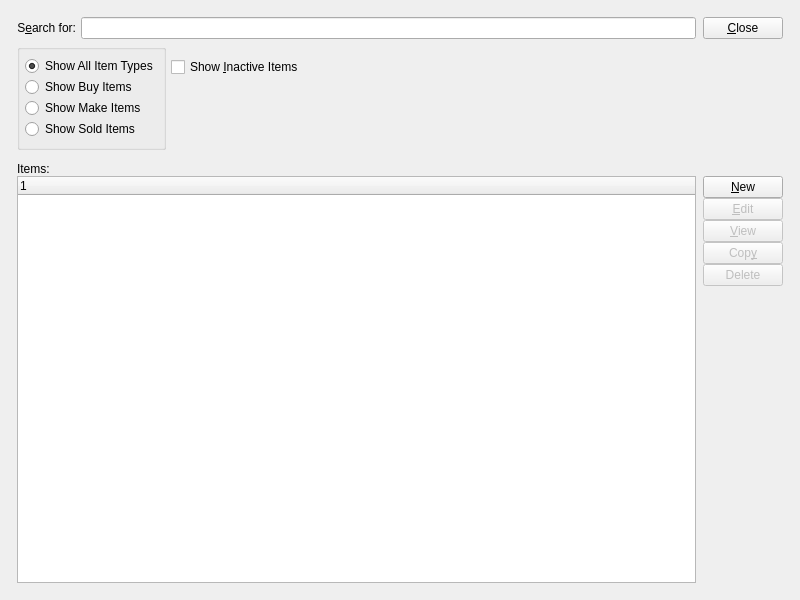
First picture: the form in xtuple/trunk/guiclient/items.ui, repository WooodHead/xtuple, before the edit.
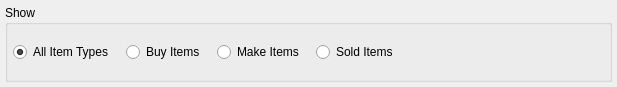
Second picture: the form after the edit. Custom widgets are drawn as their Qt base class.

Commit message: Convert items, projects and addresses to metasql.  Remove searchforitem class that is now redundant.

What changed in the file:
```diff
--- a/xtuple/trunk/guiclient/items.ui
+++ b/xtuple/trunk/guiclient/items.ui
@@ -13,8 +13,8 @@
    <rect>
     <x>0</x>
     <y>0</y>
-    <width>800</width>
-    <height>600</height>
+    <width>617</width>
+    <height>87</height>
    </rect>
   </property>
   <property name="windowTitle">
@@ -22,67 +22,20 @@
   </property>
   <layout class="QGridLayout" name="gridLayout_2">
    <item row="0" column="0">
-    <layout class="QGridLayout" name="gridLayout">
-     <property name="margin">
-      <number>12</number>
-     </property>
-     <property name="spacing">
-      <number>12</number>
-     </property>
-     <item row="0" column="0">
-      <layout class="QHBoxLayout">
-       <property name="spacing">
-        <number>7</number>
-       </property>
-       <item>
-        <layout class="QVBoxLayout">
-         <property name="spacing">
-          <number>5</number>
-         </property>
-         <item>
-          <layout class="QHBoxLayout">
-           <property name="spacing">
-            <number>5</number>
-           </property>
-           <item>
-            <widget class="QLabel" name="_searchForLit">
-             <property name="text">
-              <string>S&amp;earch for:</string>
-             </property>
-             <property name="alignment">
-              <set>Qt::AlignRight|Qt::AlignTrailing|Qt::AlignVCenter</set>
-             </property>
-             <property name="buddy">
-              <cstring>_searchFor</cstring>
-             </property>
-            </widget>
-           </item>
-           <item>
-            <widget class="XLineEdit" name="_searchFor"/>
-           </item>
-          </layout>
-         </item>
-         <item>
-          <layout class="QHBoxLayout">
-           <property name="spacing">
-            <number>5</number>
-           </property>
-           <item>
             <widget class="QGroupBox" name="_statusGroup">
              <property name="title">
-              <string/>
-             </property>
-             <layout class="QVBoxLayout">
+      <string>Show</string>
+     </property>
+     <layout class="QGridLayout" name="gridLayout">
+      <item row="0" column="1">
+       <layout class="QHBoxLayout" name="horizontalLayout">
               <property name="spacing">
-               <number>0</number>
-              </property>
-              <property name="margin">
-               <number>5</number>
+         <number>12</number>
               </property>
               <item>
                <widget class="QRadioButton" name="_showAll">
                 <property name="text">
-                 <string>Show All Item Types</string>
+           <string>All Item Types</string>
                 </property>
                 <property name="checked">
                  <bool>true</bool>
@@ -92,68 +45,32 @@
               <item>
                <widget class="QRadioButton" name="_showPurchased">
                 <property name="text">
-                 <string>Show Buy Items</string>
+           <string>Buy Items</string>
                 </property>
                </widget>
               </item>
               <item>
                <widget class="QRadioButton" name="_showManufactured">
                 <property name="text">
-                 <string>Show Make Items</string>
+           <string>Make Items</string>
                 </property>
                </widget>
               </item>
               <item>
                <widget class="QRadioButton" name="_showSold">
                 <property name="text">
-                 <string>Show Sold Items</string>
+           <string>Sold Items</string>
                 </property>
                </widget>
               </item>
-             </layout>
-            </widget>
-           </item>
            <item>
-            <layout class="QVBoxLayout">
-             <property name="spacing">
-              <number>0</number>
-             </property>
-             <item>
-              <widget class="XCheckBox" name="_showInactive">
-               <property name="text">
-                <string>Show &amp;Inactive Items</string>
-               </property>
-              </widget>
-             </item>
-             <item>
-              <spacer>
-               <property name="orientation">
-                <enum>Qt::Vertical</enum>
-               </property>
-               <property name="sizeType">
-                <enum>QSizePolicy::Preferred</enum>
-               </property>
-               <property name="sizeHint" stdset="0">
-                <size>
-                 <width>20</width>
-                 <height>60</height>
-                </size>
-               </property>
-              </spacer>
-             </item>
-            </layout>
-           </item>
-           <item>
-            <spacer>
+         <spacer name="horizontalSpacer_2">
              <property name="orientation">
               <enum>Qt::Horizontal</enum>
              </property>
-             <property name="sizeType">
-              <enum>QSizePolicy::Expanding</enum>
-             </property>
              <property name="sizeHint" stdset="0">
               <size>
-               <width>20</width>
+            <width>40</width>
                <height>20</height>
               </size>
              </property>
@@ -162,157 +79,12 @@
           </layout>
          </item>
         </layout>
-       </item>
-       <item>
-        <layout class="QVBoxLayout">
-         <property name="spacing">
-          <number>0</number>
-         </property>
-         <item>
-          <widget class="QPushButton" name="_close">
-           <property name="text">
-            <string>&amp;Close</string>
-           </property>
-          </widget>
-         </item>
-         <item>
-          <spacer>
-           <property name="orientation">
-            <enum>Qt::Vertical</enum>
-           </property>
-           <property name="sizeType">
-            <enum>QSizePolicy::Preferred</enum>
-           </property>
-           <property name="sizeHint" stdset="0">
-            <size>
-             <width>20</width>
-             <height>111</height>
-            </size>
-           </property>
-          </spacer>
-         </item>
-        </layout>
-       </item>
-      </layout>
-     </item>
-     <item row="1" column="0">
-      <layout class="QVBoxLayout">
-       <property name="spacing">
-        <number>0</number>
-       </property>
-       <item>
-        <widget class="QLabel" name="_itemsLit">
-         <property name="text">
-          <string>Items:</string>
-         </property>
-        </widget>
-       </item>
-       <item>
-        <layout class="QHBoxLayout">
-         <property name="spacing">
-          <number>7</number>
-         </property>
-         <item>
-          <widget class="XTreeWidget" name="_item"/>
-         </item>
-         <item>
-          <layout class="QVBoxLayout">
-           <property name="spacing">
-            <number>0</number>
-           </property>
-           <item>
-            <widget class="QPushButton" name="_new">
-             <property name="text">
-              <string>&amp;New</string>
-             </property>
-            </widget>
-           </item>
-           <item>
-            <widget class="QPushButton" name="_edit">
-             <property name="enabled">
-              <bool>false</bool>
-             </property>
-             <property name="text">
-              <string>&amp;Edit</string>
-             </property>
-            </widget>
-           </item>
-           <item>
-            <widget class="QPushButton" name="_view">
-             <property name="enabled">
-              <bool>false</bool>
-             </property>
-             <property name="text">
-              <string>&amp;View</string>
-             </property>
-            </widget>
-           </item>
-           <item>
-            <widget class="QPushButton" name="_copy">
-             <property name="enabled">
-              <bool>false</bool>
-             </property>
-             <property name="text">
-              <string>Cop&amp;y</string>
-             </property>
-            </widget>
-           </item>
-           <item>
-            <widget class="QPushButton" name="_delete">
-             <property name="enabled">
-              <bool>false</bool>
-             </property>
-             <property name="text">
-              <string>Delete</string>
-             </property>
-            </widget>
-           </item>
-           <item>
-            <spacer>
-             <property name="orientation">
-              <enum>Qt::Vertical</enum>
-             </property>
-             <property name="sizeType">
-              <enum>QSizePolicy::Expanding</enum>
-             </property>
-             <property name="sizeHint" stdset="0">
-              <size>
-               <width>20</width>
-               <height>105</height>
-              </size>
-             </property>
-            </spacer>
-           </item>
-          </layout>
-         </item>
-        </layout>
-       </item>
-      </layout>
-     </item>
-    </layout>
+    </widget>
    </item>
   </layout>
  </widget>
  <layoutdefault spacing="5" margin="5"/>
  <pixmapfunction>qPixmapFromMimeSource</pixmapfunction>
- <customwidgets>
-  <customwidget>
-   <class>XCheckBox</class>
-   <extends>QCheckBox</extends>
-   <header>xcheckbox.h</header>
-  </customwidget>
-  <customwidget>
-   <class>XLineEdit</class>
-   <extends>QLineEdit</extends>
-   <header>xlineedit.h</header>
-   <container>1</container>
-  </customwidget>
-  <customwidget>
-   <class>XTreeWidget</class>
-   <extends>QTreeWidget</extends>
-   <header>xtreewidget.h</header>
-  </customwidget>
- </customwidgets>
  <tabstops>
   <tabstop>_searchFor</tabstop>
   <tabstop>_showAll</tabstop>
```
Left out of the diff: 44 changed lines with no effect on the pictures. Lines whose indentation alone changed are shown as unchanged. The commit also changes 17 other files.
